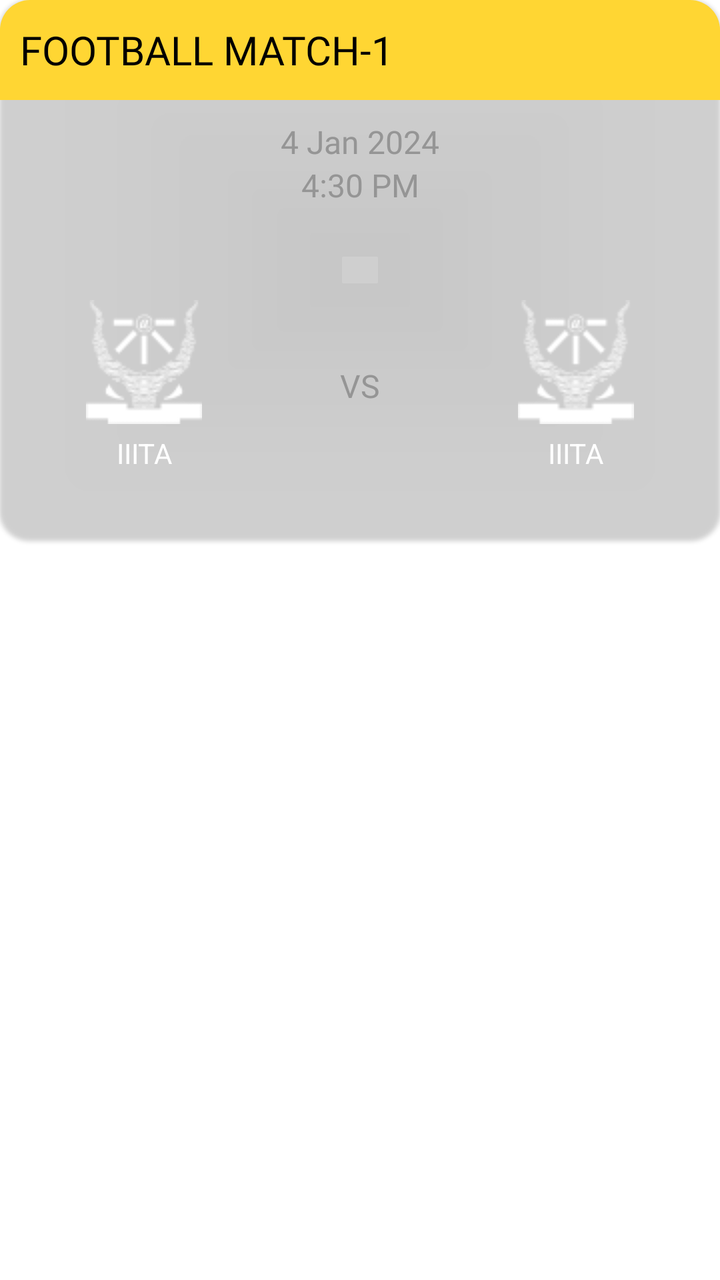
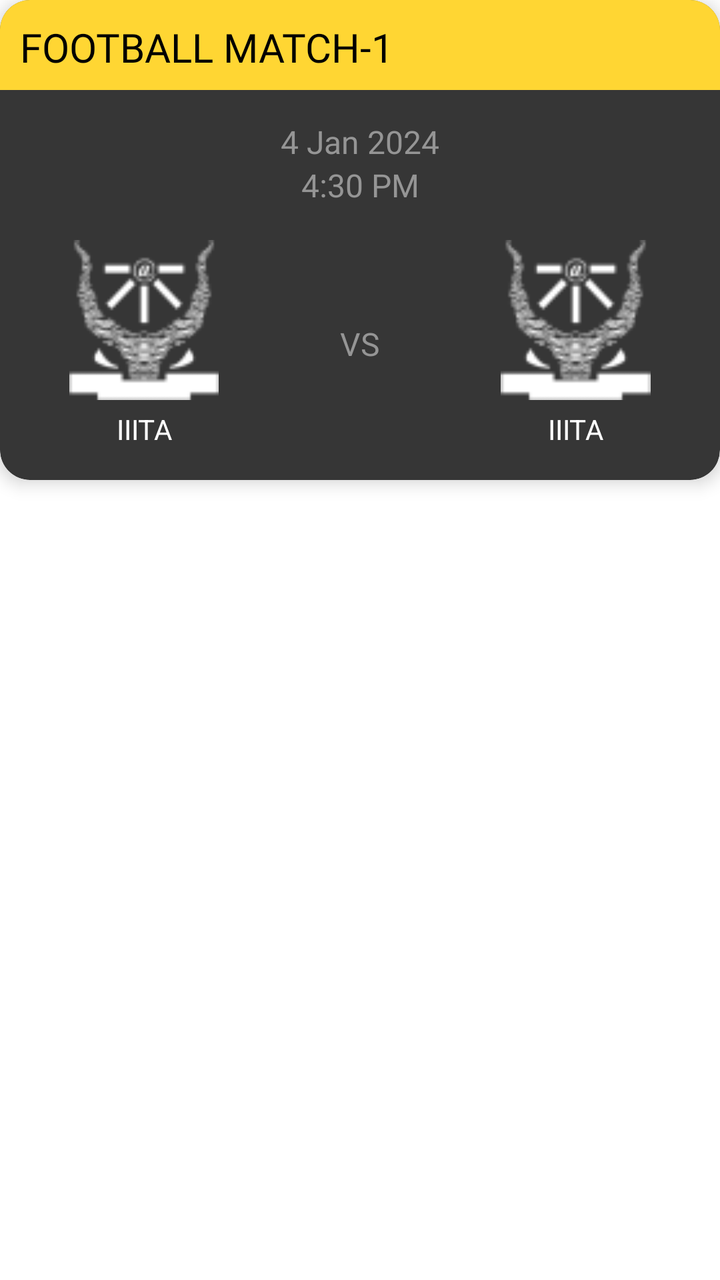

Compare the two renders of this Android layout. The source of the first and the diff that turns it into the second are given below.
<!-- AndroidManifest.xml: application theme Theme.NavigationDrawer -->
<!-- res/layout/schedule_layout.xml -->
<?xml version="1.0" encoding="utf-8"?>
<androidx.constraintlayout.widget.ConstraintLayout xmlns:android="http://schemas.android.com/apk/res/android"
    xmlns:app="http://schemas.android.com/apk/res-auto"
    android:layout_width="match_parent"
    android:layout_height="wrap_content"
    android:layout_marginVertical="10dp">

    <androidx.cardview.widget.CardView
        android:layout_width="0dp"
        android:layout_height="270dp"
        android:orientation="vertical"
        app:cardBackgroundColor="@drawable/match_card"
        app:cardCornerRadius="15dp"
        app:cardElevation="1dp"
        app:layout_constraintEnd_toEndOf="parent"
        app:layout_constraintStart_toStartOf="parent">

        <LinearLayout
            android:layout_width="match_parent"
            android:layout_height="50dp"
            android:background="#FFD633"
            android:orientation="horizontal"
            android:padding="10dp"
            android:weightSum="1">

            <TextView
                android:id="@+id/matchName"
                android:layout_width="0dp"
                android:layout_height="wrap_content"
                android:layout_gravity="center_vertical"
                android:layout_weight="0.8"
                android:fontFamily="@font/poppins_semibold"
                android:text="Football match-1"
                android:textAllCaps="true"
                android:textColor="@color/black"
                android:textSize="20sp" />

            <com.airbnb.lottie.LottieAnimationView
                android:id="@+id/liveLottie"
                android:layout_width="0dp"
                android:layout_height="wrap_content"
                android:layout_gravity="center_vertical|end"
                android:layout_weight="0.2"
                android:visibility="invisible"
                app:lottie_autoPlay="true"
                app:lottie_loop="true"
                app:lottie_rawRes="@raw/live" />
        </LinearLayout>

        <LinearLayout
            android:layout_width="match_parent"
            android:layout_height="wrap_content"
            android:layout_marginTop="60dp"
            android:orientation="vertical">

            <TextView
                android:id="@+id/date"
                android:layout_width="match_parent"
                android:layout_height="wrap_content"
                android:fontFamily="@font/poppins_medium"
                android:gravity="center"
                android:text="4 Jan 2024"
                android:textColor="#959595"
                android:textSize="16sp" />

            <TextView
                android:id="@+id/time"
                android:layout_width="match_parent"
                android:layout_height="wrap_content"
                android:fontFamily="@font/poppins_medium"
                android:gravity="center"
                android:text="4:30 PM"
                android:textColor="#959595"
                android:textSize="16sp" />
        </LinearLayout>

        <LinearLayout
            android:layout_width="match_parent"
            android:layout_height="wrap_content"
            android:layout_marginTop="150dp"
            android:orientation="horizontal"
            android:weightSum="1">

            <LinearLayout
                android:layout_width="0dp"
                android:layout_height="wrap_content"
                android:layout_weight="0.4"
                android:orientation="vertical">

                <ImageView
                    android:id="@+id/clgImg1"
                    android:layout_width="match_parent"
                    android:layout_height="wrap_content"
                    android:src="@drawable/iiita" />

                <TextView
                    android:id="@+id/clgName1"
                    android:layout_width="match_parent"
                    android:layout_height="wrap_content"
                    android:layout_marginTop="5dp"
                    android:gravity="center"
                    android:text="IIITA"
                    android:textAllCaps="true"
                    android:textColor="@color/white" />
            </LinearLayout>


            <TextView
                android:layout_width="0dp"
                android:layout_height="wrap_content"
                android:layout_gravity="center_vertical"
                android:layout_weight="0.2"
                android:fontFamily="@font/poppins_medium"
                android:gravity="center"
                android:text="VS"
                android:textColor="#959595"
                android:textSize="16sp" />

            <LinearLayout
                android:layout_width="0dp"
                android:layout_height="wrap_content"
                android:layout_weight="0.4"
                android:orientation="vertical">

                <ImageView
                    android:id="@+id/clgImg2"
                    android:layout_width="match_parent"
                    android:layout_height="wrap_content"
                    android:src="@drawable/iiita" />

                <TextView
                    android:id="@+id/clgName2"
                    android:layout_width="match_parent"
                    android:layout_height="wrap_content"
                    android:layout_marginTop="5dp"
                    android:gravity="center"
                    android:text="IIITA"
                    android:textAllCaps="true"
                    android:textColor="@color/white" />
            </LinearLayout>

        </LinearLayout>


    </androidx.cardview.widget.CardView>

</androidx.constraintlayout.widget.ConstraintLayout>
<!-- resources referenced by this layout -->
<resources>
  <color name="black">#FF000000</color>
  <color name="white">#FFFFFFFF</color>
  <!-- drawable iiita: png bitmap (drawable, 3166 bytes) -->
  <!-- drawable match_card (drawable) -->
  <?xml version="1.0" encoding="utf-8"?>
  <shape xmlns:android="http://schemas.android.com/apk/res/android">
      <gradient
          android:angle="180"
          android:endColor="#242424"
          android:startColor="#363636" />
  </shape>
  <style name="Theme.NavigationDrawer" parent="Theme.MaterialComponents.DayNight.NoActionBar">
          
          <item name="colorPrimary">#FFECA1</item>
          
      </style>
</resources>

<!-- the commit's change to res/layout/schedule_layout.xml (unified diff, before → after) -->
@@ -3,21 +3,22 @@
     xmlns:app="http://schemas.android.com/apk/res-auto"
     android:layout_width="match_parent"
     android:layout_height="wrap_content"
+    android:layout_marginHorizontal="10dp"
     android:layout_marginVertical="10dp">
 
     <androidx.cardview.widget.CardView
         android:layout_width="0dp"
-        android:layout_height="270dp"
-        android:orientation="vertical"
-        app:cardBackgroundColor="@drawable/match_card"
+        android:layout_height="240dp"
         app:cardCornerRadius="15dp"
-        app:cardElevation="1dp"
+        app:cardElevation="5dp"
+        app:cardBackgroundColor="#363636"
         app:layout_constraintEnd_toEndOf="parent"
-        app:layout_constraintStart_toStartOf="parent">
+        app:layout_constraintStart_toStartOf="parent"
+        app:layout_constraintTop_toTopOf="parent">
 
         <LinearLayout
             android:layout_width="match_parent"
-            android:layout_height="50dp"
+            android:layout_height="45dp"
             android:background="#FFD633"
             android:orientation="horizontal"
             android:padding="10dp"
@@ -28,7 +29,7 @@
                 android:layout_width="0dp"
                 android:layout_height="wrap_content"
                 android:layout_gravity="center_vertical"
-                android:layout_weight="0.8"
+                android:layout_weight="0.7"
                 android:fontFamily="@font/poppins_semibold"
                 android:text="Football match-1"
                 android:textAllCaps="true"
@@ -40,7 +41,7 @@
                 android:layout_width="0dp"
                 android:layout_height="wrap_content"
                 android:layout_gravity="center_vertical|end"
-                android:layout_weight="0.2"
+                android:layout_weight="0.3"
                 android:visibility="invisible"
                 app:lottie_autoPlay="true"
                 app:lottie_loop="true"
@@ -77,7 +78,7 @@
         <LinearLayout
             android:layout_width="match_parent"
             android:layout_height="wrap_content"
-            android:layout_marginTop="150dp"
+            android:layout_marginTop="120dp"
             android:orientation="horizontal"
             android:weightSum="1">
 
@@ -90,7 +91,8 @@
                 <ImageView
                     android:id="@+id/clgImg1"
                     android:layout_width="match_parent"
-                    android:layout_height="wrap_content"
+                    android:layout_height="80dp"
+                    android:scaleType="fitCenter"
                     android:src="@drawable/iiita" />
 
                 <TextView
@@ -125,7 +127,8 @@
                 <ImageView
                     android:id="@+id/clgImg2"
                     android:layout_width="match_parent"
-                    android:layout_height="wrap_content"
+                    android:layout_height="80dp"
+                    android:scaleType="fitCenter"
                     android:src="@drawable/iiita" />
 
                 <TextView
@@ -141,7 +144,6 @@
 
         </LinearLayout>
 
-
     </androidx.cardview.widget.CardView>
 
 </androidx.constraintlayout.widget.ConstraintLayout>
<!-- resource entries referenced after the edit -->
@@ -3,14 +3,6 @@
   <color name="black">#FF000000</color>
   <color name="white">#FFFFFFFF</color>
   <!-- drawable iiita: png bitmap (drawable, 3166 bytes) -->
-  <!-- drawable match_card (drawable) -->
-  <?xml version="1.0" encoding="utf-8"?>
-  <shape xmlns:android="http://schemas.android.com/apk/res/android">
-      <gradient
-          android:angle="180"
-          android:endColor="#242424"
-          android:startColor="#363636" />
-  </shape>
   <style name="Theme.NavigationDrawer" parent="Theme.MaterialComponents.DayNight.NoActionBar">
           
           <item name="colorPrimary">#FFECA1</item>
